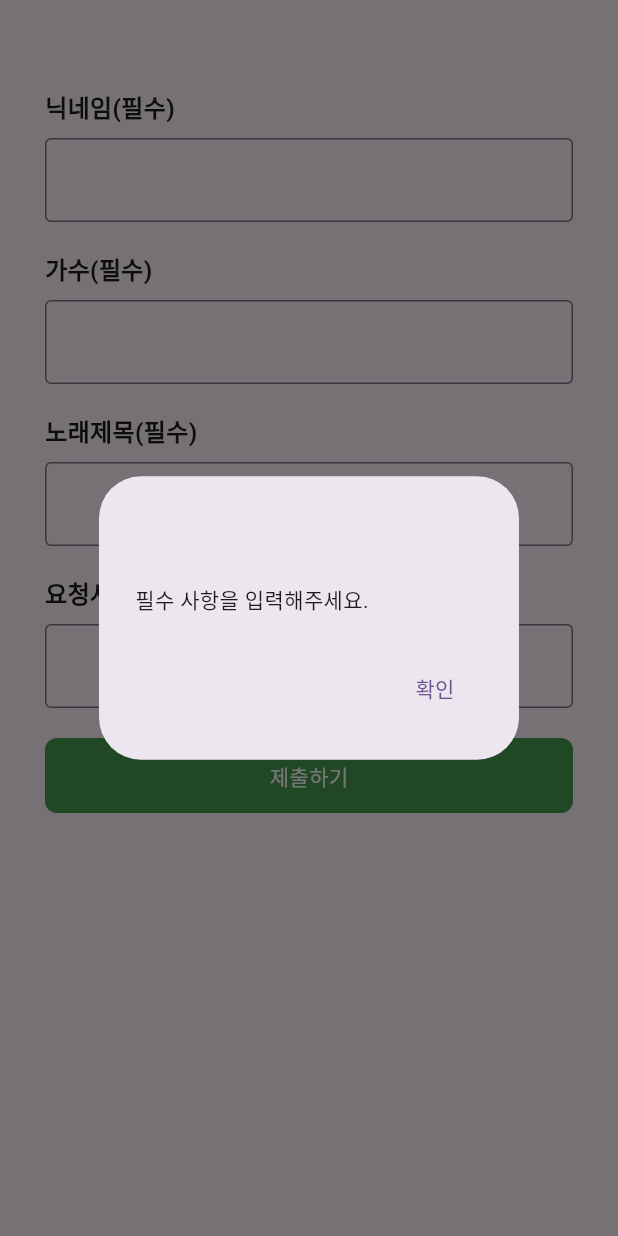
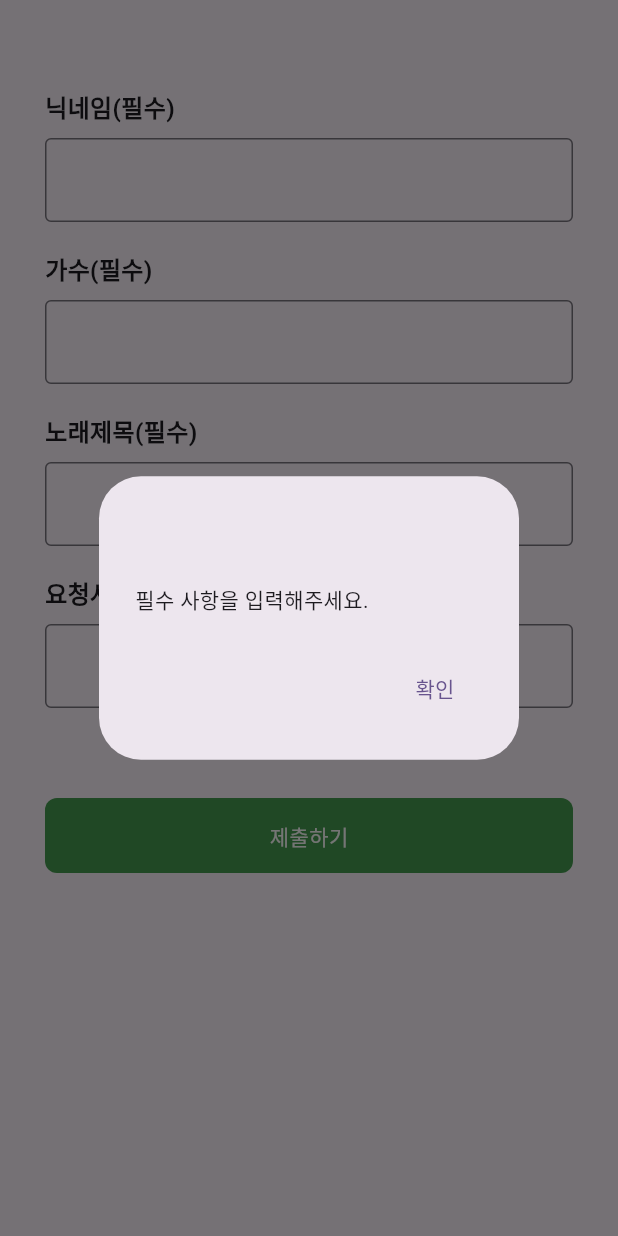
Before and after one commit to JinSun88/karaoke, a Flutter app: the screen it shows after launch, after a tap on "제출하기", on a phone screen of 412 x 824 dp. Run offline on Flutter 3.47's test engine with Material 3 defaults, Android fonts, the phone set to English and light mode, and no system bars; our stand-ins replace cloud_firestore, firebase_core; accounts and stored records are empty; statements that could not run were skipped.

Commit message:
뷰, 파이어베이스 init 수정

```diff
--- a/lib/main.dart
+++ b/lib/main.dart
@@ -3,13 +3,11 @@ import 'package:karaoke_form/main_page.dart';
 import 'package:firebase_core/firebase_core.dart';
 import 'firebase_options.dart';
 
-void main() {
+void main() async {
   WidgetsFlutterBinding.ensureInitialized();
-  // Firebase 초기화
-  Firebase.initializeApp(
+  await Firebase.initializeApp(
     options: DefaultFirebaseOptions.currentPlatform,
   );
-
   runApp(const MyApp());
 }
 
@@ -20,7 +18,7 @@ class MyApp extends StatelessWidget {
   @override
   Widget build(BuildContext context) {
     return MaterialApp(
-      title: 'Flutter Demo',
+      title: 'BlackSheep Karaoke',
       theme: ThemeData(
         colorScheme: ColorScheme.fromSeed(seedColor: Colors.deepPurple),
         useMaterial3: true,
--- a/lib/main_page.dart
+++ b/lib/main_page.dart
@@ -43,7 +43,7 @@ Widget build(BuildContext context) {
                 title: "요청사항(선택)",
                 controller: requestController,
               ),
-            const SizedBox(height: 20),
+              const SizedBox(height: 60),
               GestureDetector(
                 onTap: () {
                   _onSubmit(context);
```
Lines whose indentation alone changed are shown as unchanged.
